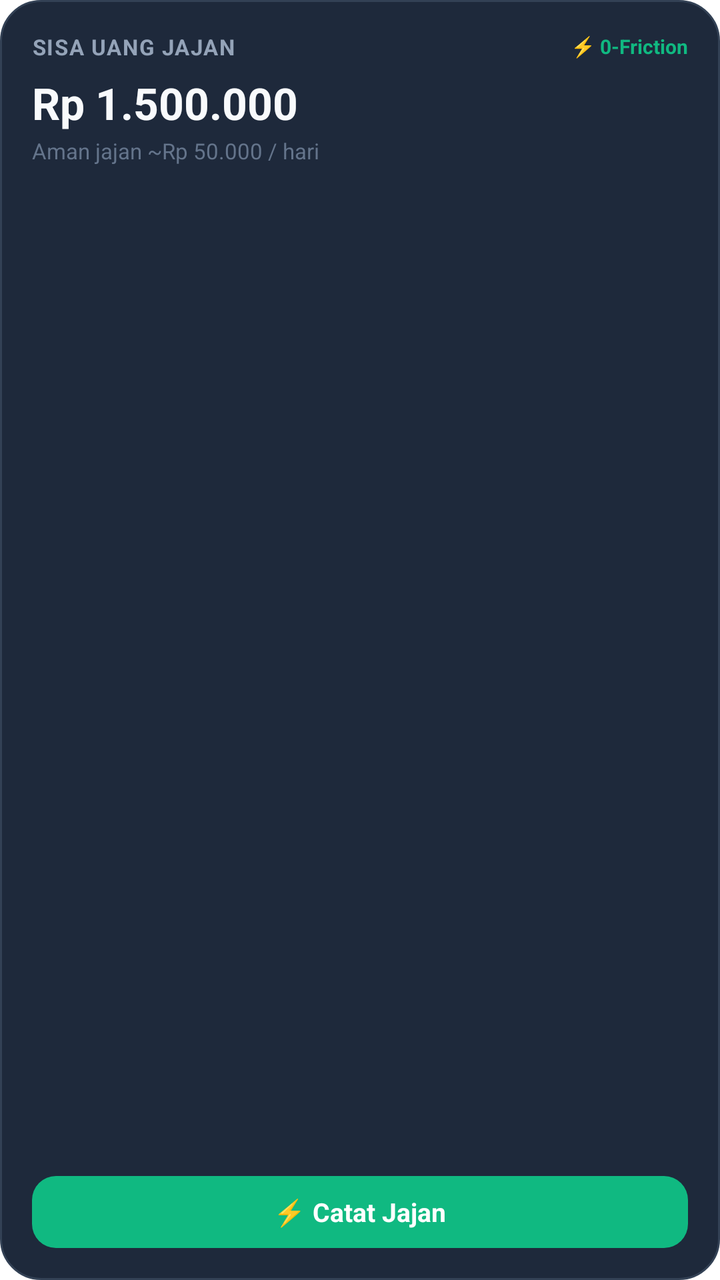
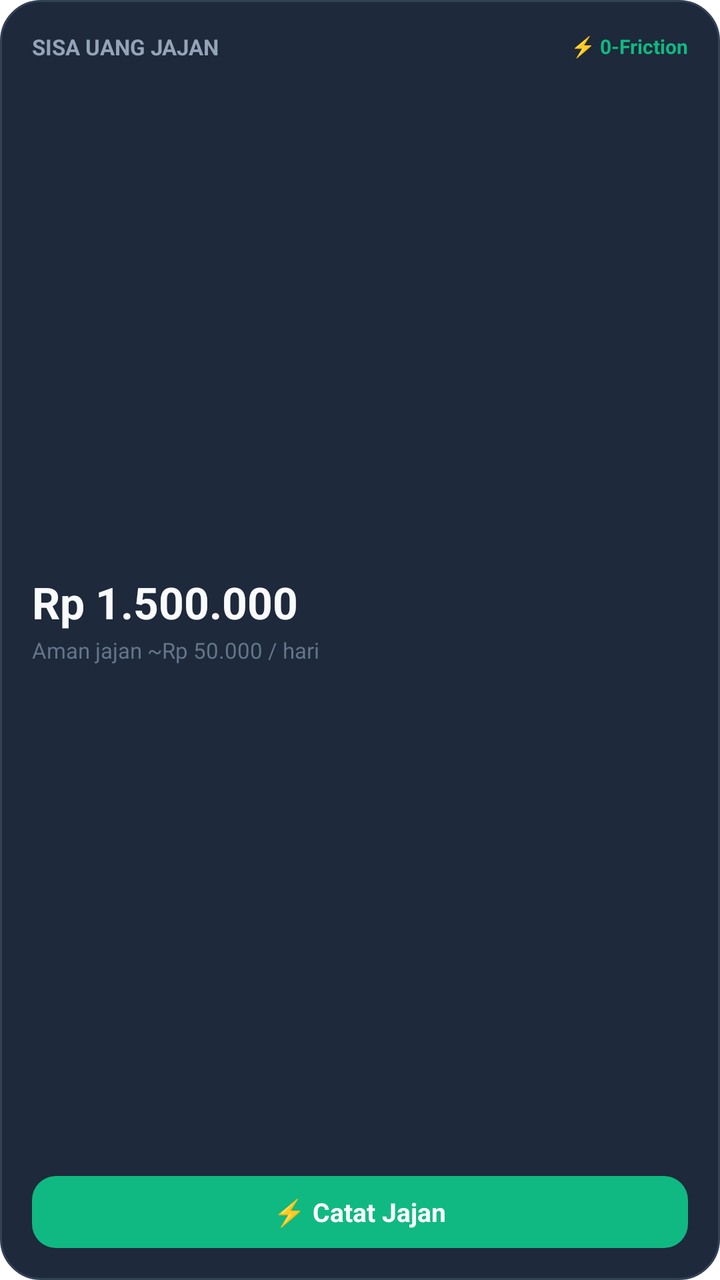

Before-and-after screenshots of an Android layout around one commit, followed by the original layout XML and the change that was made.
<!-- AndroidManifest.xml: fallback theme Theme.MaterialComponents.DayNight.NoActionBar -->
<!-- res/layout/widget_jajan.xml -->
<?xml version="1.0" encoding="utf-8"?>
<LinearLayout xmlns:android="http://schemas.android.com/apk/res/android"
    android:id="@+id/widget_container"
    android:layout_width="match_parent"
    android:layout_height="match_parent"
    android:background="@drawable/bg_widget"
    android:orientation="vertical"
    android:padding="16dp">

    <LinearLayout
        android:layout_width="match_parent"
        android:layout_height="wrap_content"
        android:orientation="horizontal"
        android:gravity="center_vertical">

        <TextView
            android:layout_width="0dp"
            android:layout_height="wrap_content"
            android:layout_weight="1"
            android:text="SISA UANG JAJAN"
            android:textColor="#94A3B8"
            android:textSize="11sp"
            android:textStyle="bold"
            android:letterSpacing="0.05" />

        <TextView
            android:layout_width="wrap_content"
            android:layout_height="wrap_content"
            android:text="⚡ 0-Friction"
            android:textColor="#10B981"
            android:textSize="10sp"
            android:textStyle="bold" />
    </LinearLayout>

    <TextView
        android:id="@+id/widget_balance"
        android:layout_width="wrap_content"
        android:layout_height="wrap_content"
        android:layout_marginTop="6dp"
        android:text="Rp 1.500.000"
        android:textColor="#F8FAFC"
        android:textSize="22sp"
        android:textStyle="bold" />

    <TextView
        android:id="@+id/widget_subtext"
        android:layout_width="wrap_content"
        android:layout_height="wrap_content"
        android:layout_marginTop="2dp"
        android:text="Aman jajan ~Rp 50.000 / hari"
        android:textColor="#64748B"
        android:textSize="11sp" />

    <View
        android:layout_width="match_parent"
        android:layout_height="0dp"
        android:layout_weight="1" />

    <LinearLayout
        android:id="@+id/widget_btn_quick_log"
        android:layout_width="match_parent"
        android:layout_height="36dp"
        android:layout_marginTop="8dp"
        android:background="@drawable/bg_quick_log_btn"
        android:gravity="center"
        android:orientation="horizontal">

        <TextView
            android:layout_width="wrap_content"
            android:layout_height="wrap_content"
            android:text="⚡ Catat Jajan"
            android:textColor="#FFFFFF"
            android:textSize="13sp"
            android:textStyle="bold" />
    </LinearLayout>

</LinearLayout>
<!-- resources referenced by this layout -->
<resources>
  <!-- drawable bg_quick_log_btn (drawable) -->
  <?xml version="1.0" encoding="utf-8"?>
  <shape xmlns:android="http://schemas.android.com/apk/res/android"
      android:shape="rectangle">
      <solid android:color="#10B981" />
      <corners android:radius="12dp" />
  </shape>
  <!-- drawable bg_widget (drawable) -->
  <?xml version="1.0" encoding="utf-8"?>
  <shape xmlns:android="http://schemas.android.com/apk/res/android"
      android:shape="rectangle">
      <solid android:color="#1E293B" />
      <corners android:radius="20dp" />
      <stroke
          android:width="1dp"
          android:color="#334155" />
  </shape>
</resources>

<!-- the commit's change to res/layout/widget_jajan.xml (unified diff, before → after) -->
@@ -7,11 +7,12 @@
     android:orientation="vertical"
     android:padding="16dp">
 
+    
     <LinearLayout
         android:layout_width="match_parent"
         android:layout_height="wrap_content"
-        android:orientation="horizontal"
-        android:gravity="center_vertical">
+        android:gravity="center_vertical"
+        android:orientation="horizontal">
 
         <TextView
             android:layout_width="0dp"
@@ -20,8 +21,7 @@
             android:text="SISA UANG JAJAN"
             android:textColor="#94A3B8"
             android:textSize="11sp"
-            android:textStyle="bold"
-            android:letterSpacing="0.05" />
+            android:textStyle="bold" />
 
         <TextView
             android:layout_width="wrap_content"
@@ -32,35 +32,38 @@
             android:textStyle="bold" />
     </LinearLayout>
 
-    <TextView
-        android:id="@+id/widget_balance"
-        android:layout_width="wrap_content"
-        android:layout_height="wrap_content"
-        android:layout_marginTop="6dp"
-        android:text="Rp 1.500.000"
-        android:textColor="#F8FAFC"
-        android:textSize="22sp"
-        android:textStyle="bold" />
-
-    <TextView
-        android:id="@+id/widget_subtext"
-        android:layout_width="wrap_content"
-        android:layout_height="wrap_content"
-        android:layout_marginTop="2dp"
-        android:text="Aman jajan ~Rp 50.000 / hari"
-        android:textColor="#64748B"
-        android:textSize="11sp" />
-
-    <View
+    
+    <LinearLayout
         android:layout_width="match_parent"
         android:layout_height="0dp"
-        android:layout_weight="1" />
+        android:layout_weight="1"
+        android:gravity="center_vertical"
+        android:orientation="vertical">
 
+        <TextView
+            android:id="@+id/widget_balance"
+            android:layout_width="wrap_content"
+            android:layout_height="wrap_content"
+            android:text="Rp 1.500.000"
+            android:textColor="#F8FAFC"
+            android:textSize="22sp"
+            android:textStyle="bold" />
+
+        <TextView
+            android:id="@+id/widget_subtext"
+            android:layout_width="wrap_content"
+            android:layout_height="wrap_content"
+            android:layout_marginTop="2dp"
+            android:text="Aman jajan ~Rp 50.000 / hari"
+            android:textColor="#64748B"
+            android:textSize="11sp" />
+    </LinearLayout>
+
+    
     <LinearLayout
         android:id="@+id/widget_btn_quick_log"
         android:layout_width="match_parent"
         android:layout_height="36dp"
-        android:layout_marginTop="8dp"
         android:background="@drawable/bg_quick_log_btn"
         android:gravity="center"
         android:orientation="horizontal">
